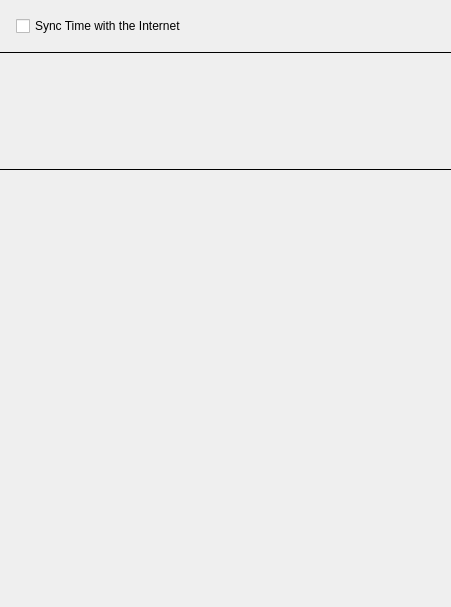
The window that client/nx_client_desktop/src/nx/client/desktop/system_administration/widgets/time_syncronization_widget.ui (networkoptix/nx_open) describes before a commit, drawn with Qt 5.
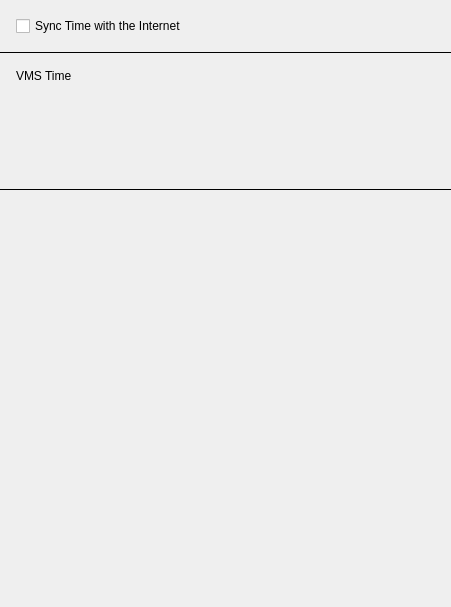
The same window after the commit. Custom widgets are drawn as their Qt base class.

Commit message:
Time sync: ui tweaks, servers selection handling
<==== Mercurial data ====>
Branch: x_VMS-11788_time_sync_widget

Patch:
```diff
--- a/client/nx_client_desktop/src/nx/client/desktop/system_administration/widgets/time_syncronization_widget.ui
+++ b/client/nx_client_desktop/src/nx/client/desktop/system_administration/widgets/time_syncronization_widget.ui
@@ -88,6 +88,13 @@
       <property name="bottomMargin">
        <number>16</number>
       </property>
+      <item>
+       <widget class="nx::client::desktop::LabelWithHint" name="vmsTimeCaptionLabel">
+        <property name="text">
+         <string>VMS Time</string>
+        </property>
+       </widget>
+      </item>
       <item>
        <widget class="QStackedWidget" name="vmsTimeWidget">
         <property name="sizePolicy">
@@ -289,6 +296,11 @@
    <extends>QLabel</extends>
    <header location="global">nx/client/desktop/common/widgets/info_banner.h</header>
   </customwidget>
+  <customwidget>
+   <class>nx::client::desktop::LabelWithHint</class>
+   <extends>QLabel</extends>
+   <header location="global">nx/client/desktop/common/widgets/widget_with_hint.h</header>
+  </customwidget>
  </customwidgets>
  <resources/>
  <connections/>
```
The commit also changes 10 other files.
